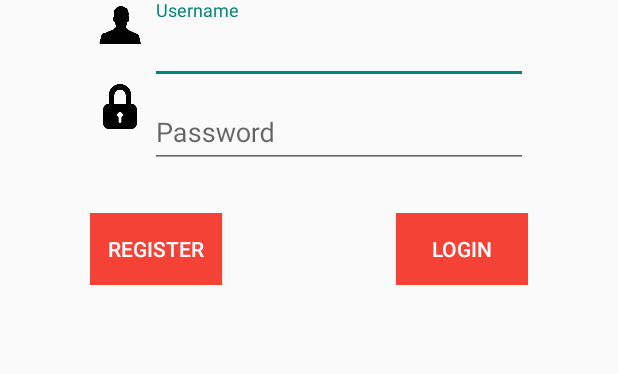
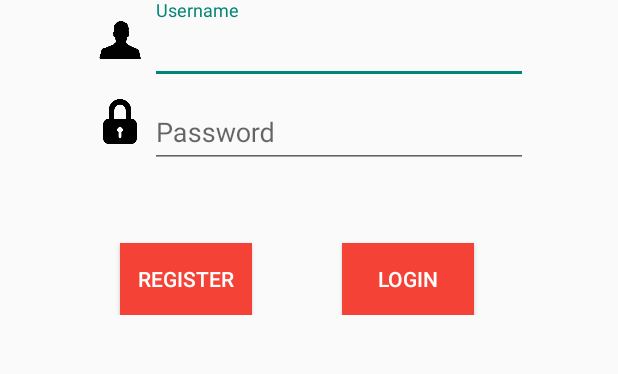
Before and after one commit to tudor-zugravu/kchat, an Android app: the screen it shows after launch (LoginActivity), on a phone screen of 412 x 824 dp, the part 411-785 px from its top. Run offline under Robolectric (Android 15) with nearby library versions, the phone set to English and light mode, and no system bars; 1 statement that could not run was skipped.

Commit message:
icon position adjustment and change layout to linear one in login page

```diff
--- a/AndroidApp/LoginRegisterDesign/app/src/main/res/layout/activity_login.xml
+++ b/AndroidApp/LoginRegisterDesign/app/src/main/res/layout/activity_login.xml
@@ -51,6 +51,7 @@
             <ImageView
                 android:layout_width="40dp"
                 android:layout_height="30dp"
+                android:layout_marginTop="10dp"
                 app:srcCompat="@drawable/human"
                 android:id="@+id/imageHuman" />
 
@@ -77,6 +78,7 @@
             <ImageView
                 android:layout_width="40dp"
                 android:layout_height="30dp"
+                android:layout_marginTop="10dp"
                 app:srcCompat="@drawable/lock"
                 android:id="@+id/imageLock" />
             <android.support.design.widget.TextInputLayout
@@ -93,7 +95,7 @@
             </android.support.design.widget.TextInputLayout>
         </LinearLayout>
 
-        <RelativeLayout
+        <LinearLayout
             android:layout_width="match_parent"
             android:layout_height="wrap_content"
             android:layout_marginTop="30dp"
@@ -102,7 +104,9 @@
             <Button android:id="@+id/btn_goRegister"
                 android:layout_width="wrap_content"
                 android:layout_height="wrap_content"
-                android:layout_below="@id/input_password"
+                android:layout_marginTop="20dp"
+                android:layout_marginStart="20dp"
+                android:layout_marginLeft="20dp"
                 android:text="@string/btn_register"
                 android:background="@drawable/btn_register"
                 android:textColor="@android:color/white"/>
@@ -110,12 +114,15 @@
             <Button android:id="@+id/btn_login"
                 android:layout_width="wrap_content"
                 android:layout_height="wrap_content"
+                android:layout_marginTop="20dp"
+                android:layout_marginStart="60dp"
+                android:layout_marginLeft="60dp"
                 android:text="@string/btn_login"
                 android:background="@drawable/btn_register"
                 android:textColor="@android:color/white"
                 android:layout_alignParentTop="true"
                 android:layout_alignParentEnd="true" />
-        </RelativeLayout>
+        </LinearLayout>
     </LinearLayout>
 
 </android.support.design.widget.CoordinatorLayout>
```
